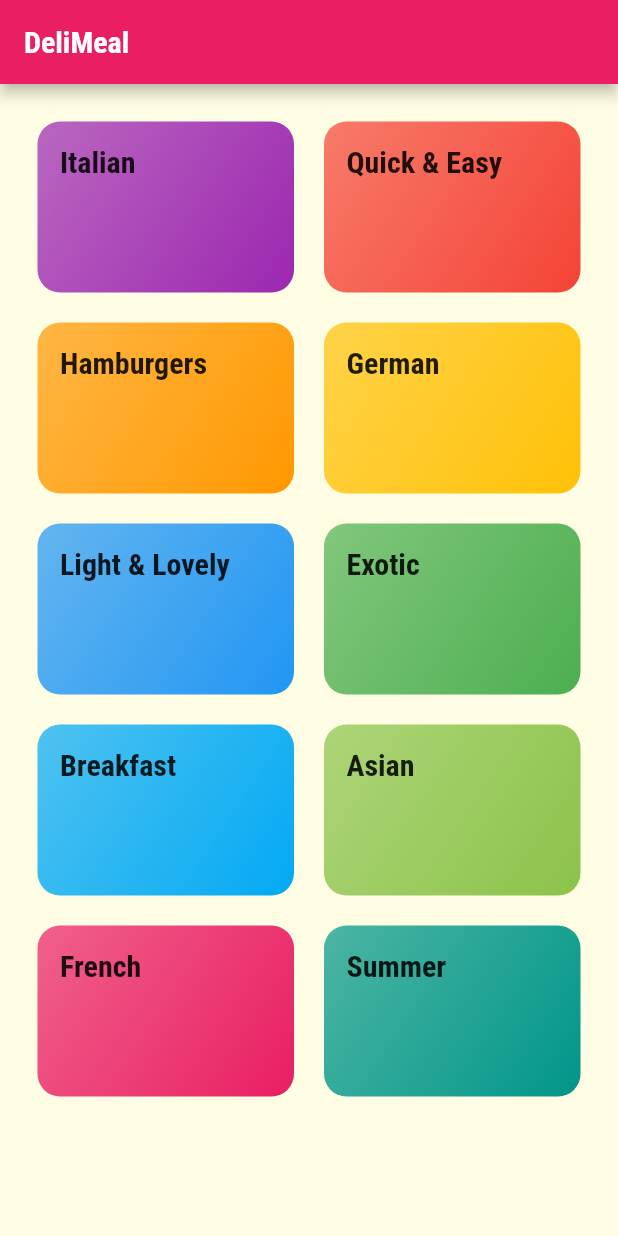
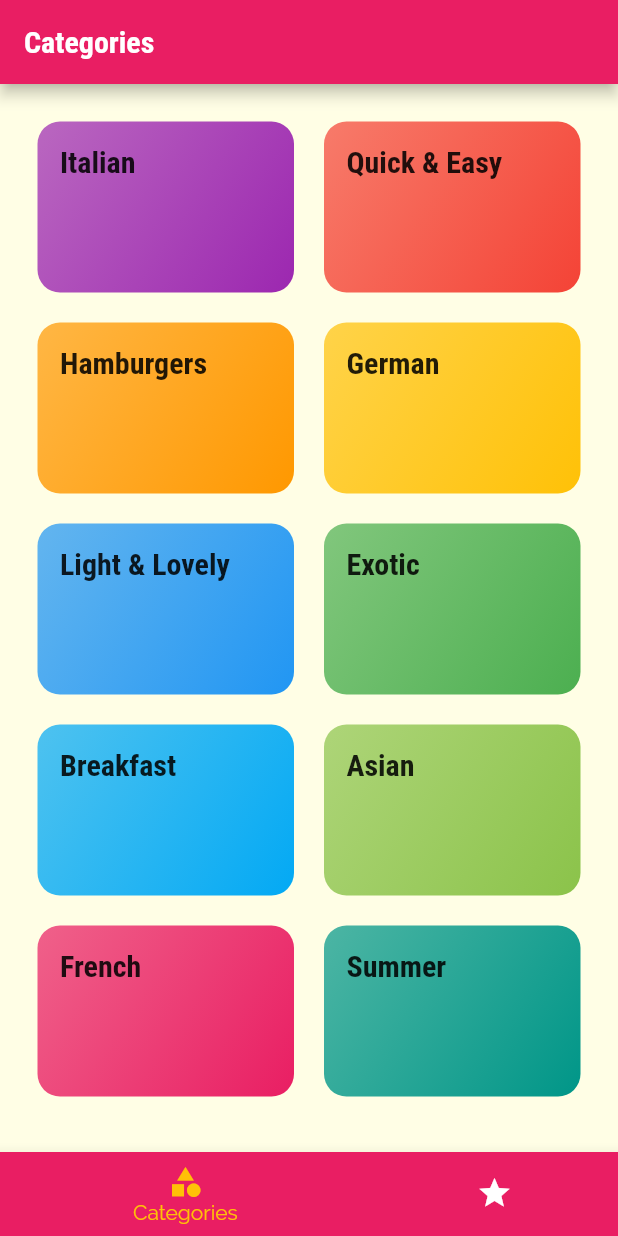
Before and after one commit to Geo1619/meals_app, a Flutter app: the screen it shows after launch, on a phone screen of 412 x 824 dp. Run offline on Flutter 3.47's test engine with Material 2 defaults, Android fonts, the phone set to English and light mode, and no system bars.

```diff
--- a/lib/categories_screen.dart
+++ /dev/null
@@ -1,32 +0,0 @@
-import 'package:flutter/material.dart';
-import 'package:meals_app/category_item.dart';
-import 'dummy_data.dart';
-
-class CategoriesScreen extends StatelessWidget {
-  const CategoriesScreen({Key? key}) : super(key: key);
-
-  @override
-  Widget build(BuildContext context) {
-    return Scaffold(
-      appBar: AppBar(title: const Text('DeliMeal')),
-      body: GridView(
-        padding: const EdgeInsets.all(25),
-        children: DUMMY_CATEGORIES
-            .map(
-              (catData) => CategoryItem(
-                id: catData.id,
-                title: catData.title,
-                color: catData.color,
-              ),
-            )
-            .toList(),
-        gridDelegate: const SliverGridDelegateWithMaxCrossAxisExtent(
-          maxCrossAxisExtent: 200,
-          childAspectRatio: 3 / 2,
-          crossAxisSpacing: 20,
-          mainAxisSpacing: 20,
-        ),
-      ),
-    );
-  }
-}
--- a/lib/main.dart
+++ b/lib/main.dart
@@ -1,15 +1,19 @@
 import 'package:flutter/material.dart';
-import './categories_screen.dart';
-import 'category_meals_screen.dart';
+import 'package:meals_app/screens/tabs_screen.dart';
+import 'screens/meal_detail_screen.dart';
+import 'screens/category_meals_screen.dart';
 
-void main() => runApp(MyApp());
+void main() => runApp(const MyApp());
 
 class MyApp extends StatelessWidget {
+  const MyApp({Key? key}) : super(key: key);
+
   @override
   Widget build(BuildContext context) {
     return MaterialApp(
       title: 'DeliMeals',
       theme: ThemeData(
+        primarySwatch: Colors.pink,
         colorScheme: ColorScheme.fromSwatch(
           primarySwatch: Colors.pink,
           accentColor: Colors.amber,
@@ -30,11 +34,13 @@ class MyApp extends StatelessWidget {
               ),
             ),
       ),
-      home: const CategoriesScreen(),
+      home: const TabsScreen(),
       routes: {
-        CategoryMealsScreen.routeName: ((context) =>
-            const CategoryMealsScreen()),
+        CategoryMealsScreen.routeName: (context) => const CategoryMealsScreen(),
+        MealDetailScreen.routeName: (context) => const MealDetailScreen(),
       },
+      // onGenerateRoute: ,
+      // onUnknownRoute: ,
     );
   }
 }
--- /dev/null
+++ b/lib/screens/categories_screen.dart
@@ -0,0 +1,29 @@
+import 'package:flutter/material.dart';
+import 'package:meals_app/widgets/category_item.dart';
+import '../dummy_data.dart';
+
+class CategoriesScreen extends StatelessWidget {
+  const CategoriesScreen({Key? key}) : super(key: key);
+
+  @override
+  Widget build(BuildContext context) {
+    return GridView(
+      padding: const EdgeInsets.all(25),
+      children: DUMMY_CATEGORIES
+          .map(
+            (catData) => CategoryItem(
+              id: catData.id,
+              title: catData.title,
+              color: catData.color,
+            ),
+          )
+          .toList(),
+      gridDelegate: const SliverGridDelegateWithMaxCrossAxisExtent(
+        maxCrossAxisExtent: 200,
+        childAspectRatio: 3 / 2,
+        crossAxisSpacing: 20,
+        mainAxisSpacing: 20,
+      ),
+    );
+  }
+}
--- /dev/null
+++ b/lib/screens/tabs_screen.dart
@@ -0,0 +1,56 @@
+import 'package:flutter/material.dart';
+import './categories_screen.dart';
+import './favorites_screen.dart';
+
+// There is also a top Tab Bar alternative (DefaultTabController)
+
+class TabsScreen extends StatefulWidget {
+  const TabsScreen({Key? key}) : super(key: key);
+
+  @override
+  State<TabsScreen> createState() => _TabsScreenState();
+}
+
+class _TabsScreenState extends State<TabsScreen> {
+  final List<Map<String, Object>> _pages = [
+    {'page': const CategoriesScreen(), 'title': 'Categories'},
+    {'page': const FavoritesScreen(), 'title': 'Favorites'},
+  ];
+
+  int _selectedPageIndex = 0;
+
+  void _selectPage(int index) {
+    setState(() {
+      _selectedPageIndex = index;
+    });
+  }
+
+  @override
+  Widget build(BuildContext context) {
+    return Scaffold(
+      appBar:
+          AppBar(title: Text(_pages[_selectedPageIndex]['title'] as String)),
+      body: _pages[_selectedPageIndex]['page'] as Widget,
+      bottomNavigationBar: BottomNavigationBar(
+        onTap: _selectPage,
+        backgroundColor: Theme.of(context).primaryColor,
+        unselectedItemColor: Colors.white,
+        selectedItemColor: Theme.of(context).colorScheme.secondary,
+        currentIndex: _selectedPageIndex,
+        type: BottomNavigationBarType.shifting,
+        items: [
+          BottomNavigationBarItem(
+            backgroundColor: Theme.of(context).primaryColor,
+            icon: const Icon(Icons.category),
+            label: 'Categories',
+          ),
+          BottomNavigationBarItem(
+            backgroundColor: Theme.of(context).primaryColor,
+            icon: const Icon(Icons.star),
+            label: 'Favorites',
+          ),
+        ],
+      ),
+    );
+  }
+}
--- a/lib/category_item.dart
+++ b/lib/widgets/category_item.dart
@@ -1,5 +1,6 @@
 import 'package:flutter/material.dart';
-import 'package:meals_app/category_meals_screen.dart';
+
+import '../screens/category_meals_screen.dart';
 
 class CategoryItem extends StatelessWidget {
   const CategoryItem({
@@ -15,7 +16,7 @@ class CategoryItem extends StatelessWidget {
 
   void selectCategory(BuildContext ctx) {
     Navigator.of(ctx).pushNamed(
-      '/category-meals',
+      CategoryMealsScreen.routeName,
       arguments: {
         'id': id,
         'title': title,
```
Also changed, not shown: lib/dummy_data.dart (+16 -14 lines), lib/screens/category_meals_screen.dart (renamed from lib/category_meals_screen.dart, +21 -3 lines), lib/screens/favorites_screen.dart (added, +12 -0 lines), lib/screens/meal_detail_screen.dart (added, +90 -0 lines), lib/widgets/meal_item.dart (added, +137 -0 lines), 1 other file.
